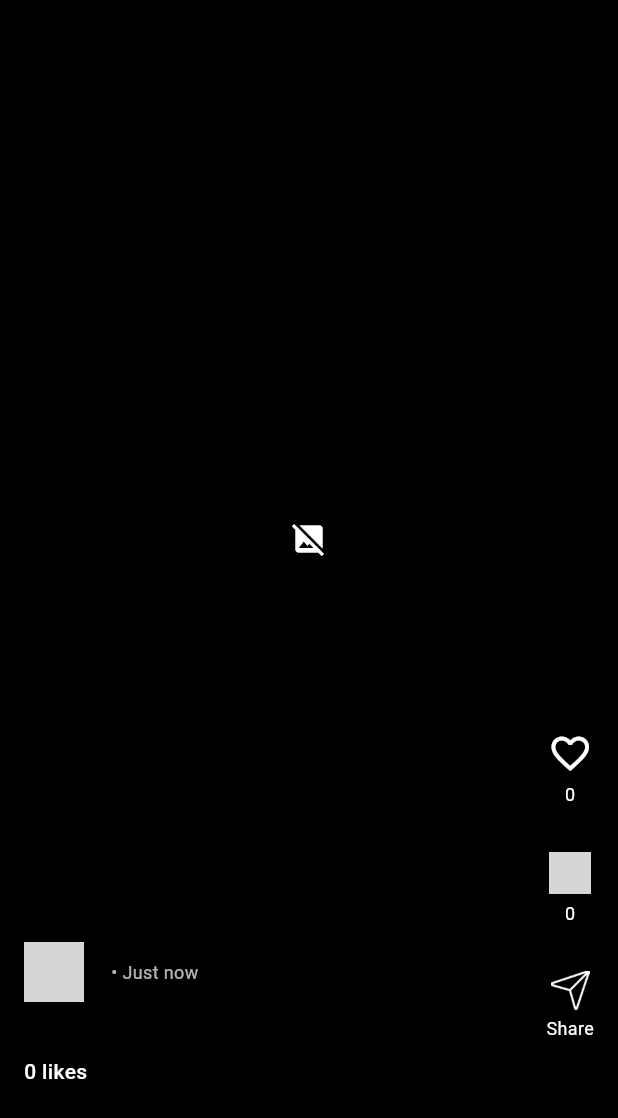
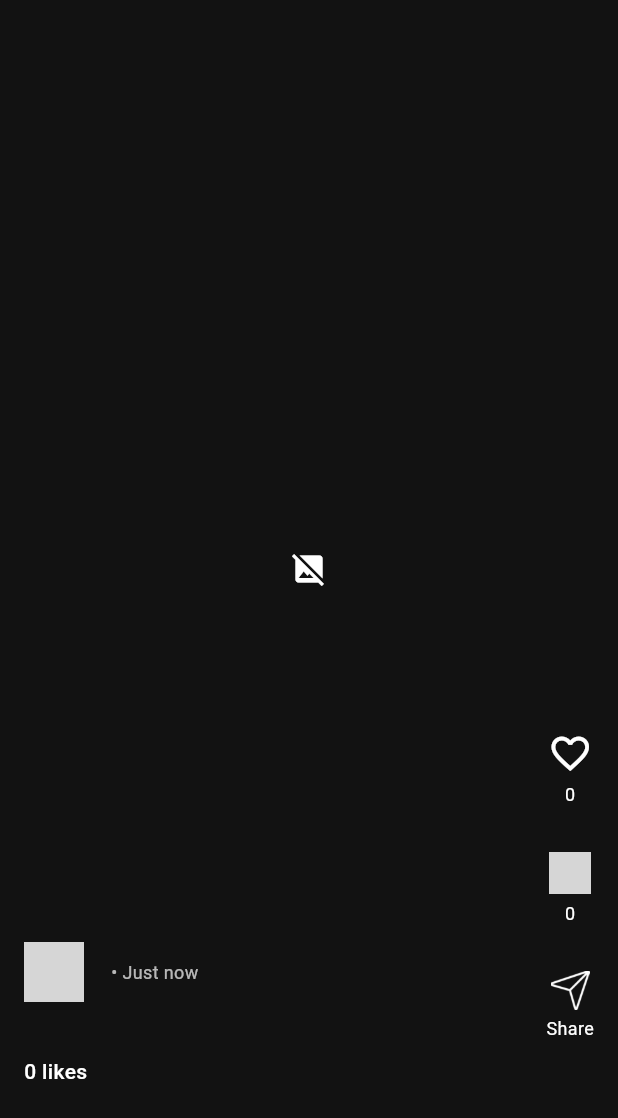
Before and after one commit to Durgeshpatel77/aayo_app, a Flutter app: the PostDetailScreen screen opened directly with empty values, after a tap on "Share", on a phone screen of 412 x 824 dp. Shown: the top 1118 px of the screen. Run offline on Flutter 3.47's test engine with Material 3 defaults, Android fonts, the phone set to English and light mode, and no system bars; our stand-ins replace audioplayers, cached_network_image, cloud_firestore, firebase_auth, firebase_core, firebase_messaging and 12 more; missing offline and left inert: razorpay_flutter; accounts and stored records are empty; network calls fail; statements that could not run were skipped; grey boxes are pictures that could not be loaded.

Commit message:
saved event code

```diff
--- a/lib/screens/home_screens/post_detail_screens.dart
+++ b/lib/screens/home_screens/post_detail_screens.dart
@@ -270,9 +270,9 @@ class _PostDetailScreenState extends State<PostDetailScreen> {
   Future<void> _sharePost() async {
     final post = widget.post;
 
-    final text = '${post.title}\n\n${post.content}\n\n'
-        'Check it out on Aayo!\n'
-        '🖼 ${post.media.isNotEmpty ? getFullImageUrl(post.media.first) : getFullImageUrl(post.image)}';
+    final text = '${post.title}\n\n'
+        '${post.content}\n\n'
+        'Check this post out on Aayo App!';
 
     try {
       await Share.share(text);
@@ -387,16 +387,17 @@ class _PostDetailScreenState extends State<PostDetailScreen> {
         : 'https://randomuser.me/api/portraits/men/75.jpg';
 
     return Scaffold(
-      backgroundColor: Colors.black,
+      backgroundColor: Color(0xFF121212),
       body: Stack(
         children: [
           // Zoomable image
           Positioned(
-            top: 50,
+            top: 0,
             left: 0,
             right: 0,
-            child: SizedBox(
-              height: MediaQuery.of(context).size.height * 0.75, // ✅ 75% of screen
+            child: Container(
+              height: MediaQuery.of(context).size.height * 0.92, // Or 1.0 for full
+              color: Color(0xFF121212),
               child: GestureDetector(
                 onDoubleTap: _handleDoubleTap,
                 child: Stack(
@@ -410,7 +411,7 @@ class _PostDetailScreenState extends State<PostDetailScreen> {
                       child: postImageUrl.isNotEmpty
                           ? CachedNetworkImage(
                         imageUrl: postImageUrl,
-                        fit: BoxFit.cover,
+                        fit: BoxFit.contain, // keep aspect ratio
                         placeholder: (context, url) => const Center(
                           child: CircularProgressIndicator(color: Colors.white),
                         ),
```
Also changed, not shown: lib/screens/home_screens/home_screen.dart (+17 -9 lines), 4 other files.
